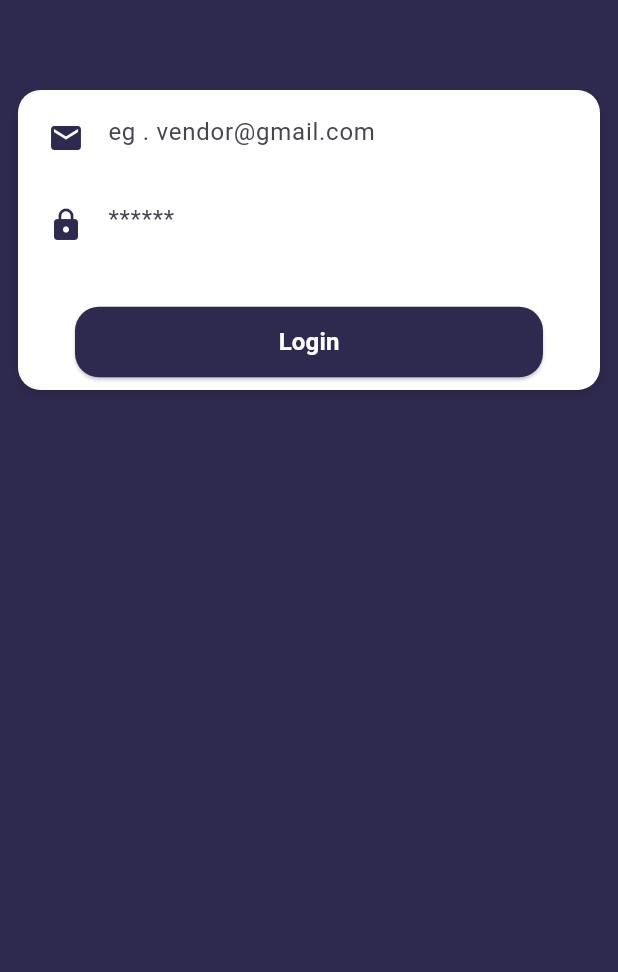
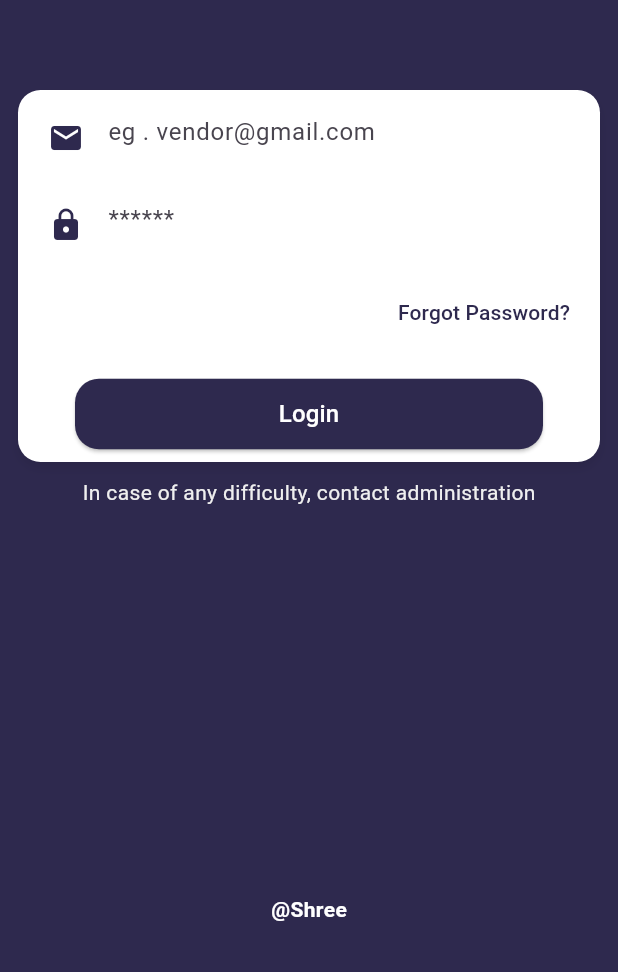
Before and after one commit to IScreates/emartseller, a Flutter app: the screen it shows after launch, on a phone screen of 412 x 824 dp, the part 264-1236 px from its top. Run offline on Flutter 3.47's test engine with Material 3 defaults, Android fonts, the phone set to English and light mode, and no system bars; our stand-ins replace firebase_core, get, velocity_x; accounts and stored records are empty.

Commit message:
updated!!! 12-11-2025

```diff
--- a/lib/const/strings.dart
+++ b/lib/const/strings.dart
@@ -3,7 +3,7 @@ const appname = "eMart Seller App",
     welcome = "Hi, Welcome to",
     email = "Email",
     password = "Password",
-    forgotPassword = "Forgot Password",
+    forgotPassword = "Forgot Password?",
     anyProblem = "In case of any difficulty, contact administration",
     credit = "@Shree";
 
--- a/lib/main.dart
+++ b/lib/main.dart
@@ -18,6 +18,12 @@ class MyApp extends StatelessWidget {
       debugShowCheckedModeBanner: false,
       title: 'Flutter Demo',
       home: LoginScreen(),
+      theme: ThemeData(
+        appBarTheme: const AppBarTheme(
+          backgroundColor: Colors.transparent,
+          elevation: 0.0,
+        ),
+      ),
     );
   }
 }
--- a/lib/views/auth_screen/login_screen.dart
+++ b/lib/views/auth_screen/login_screen.dart
@@ -1,6 +1,9 @@
 import 'package:emartseller/const/const.dart';
+import 'package:emartseller/views/home_screen/home.dart';
 import 'package:emartseller/views/widgets/our_button.dart';
 import 'package:emartseller/views/widgets/text_style.dart';
+import 'package:get/get.dart';
+import 'package:get/get_core/src/get_main.dart';
 import 'package:velocity_x/velocity_x.dart';
 
 class LoginScreen extends StatelessWidget {
@@ -46,16 +49,26 @@ class LoginScreen extends StatelessWidget {
                       hintText: passwordHint
                   ),
                 ),
-                30.heightBox,
+                10.heightBox,
+                Align( alignment: Alignment.centerRight,
+                  child: TextButton(onPressed: (){}, child: normalText(text: forgotPassword,color: purpleColor))),
+                20.heightBox,
 
                 SizedBox(
                   width: context.screenWidth - 100,
                 child: ourButton(
-                  title: login,onPress: (){},
+                  title: login,onPress: (){
+                    Get.to(()=> Home());
+                },
                 )
                 ),
               ],
-            ).box.white.rounded.outerShadowMd.padding(EdgeInsets.all(8)).make()
+            ).box.white.rounded.outerShadowMd.padding(EdgeInsets.all(8)).make(),
+            10.heightBox,
+            Center(child: normalText(text: anyProblem,color: lightGrey)),
+            const Spacer(),
+            Center(child: boldText(text: credit)),
+            20.heightBox,
           ],
       )
       ),
--- a/lib/views/widgets/our_button.dart
+++ b/lib/views/widgets/our_button.dart
@@ -12,5 +12,5 @@ Widget ourButton({title, color = purpleColor, onPress}) {
         padding: const EdgeInsets.all(12),
       ),
       onPressed: onPress,
-      child: boldText(text: title, size: 16.0));
+      child: normalText(text: title, size: 16.0));
 }
```
Also changed, not shown: lib/views/home_screen/home.dart (added, +31 -0 lines).
